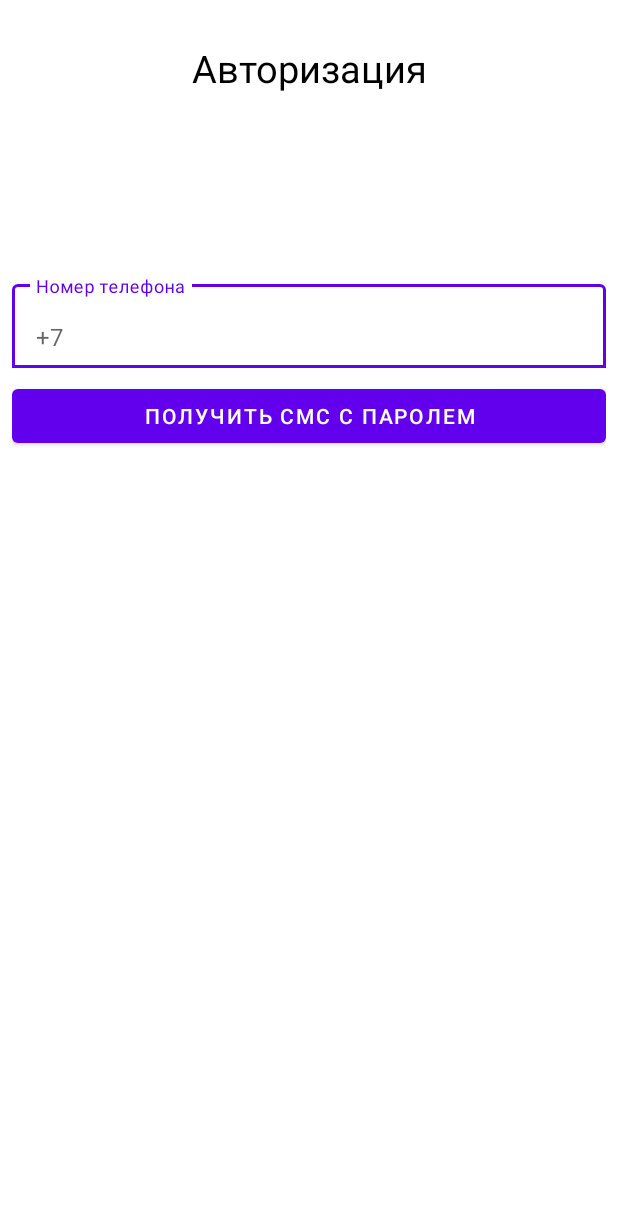
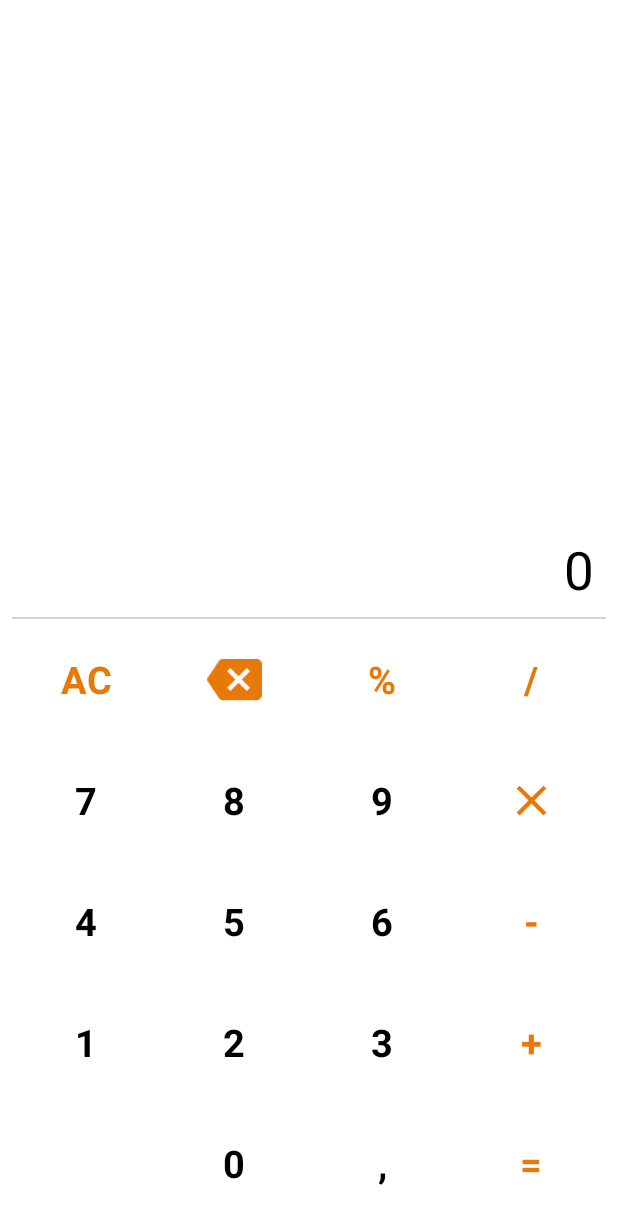
Before and after one commit to MaximT89/SecretApp, an Android app: the screen it shows after launch (MainActivity), on a phone screen of 412 x 824 dp. Shown: the top 1224 px of the screen. Run offline under Robolectric (Android 15) with nearby library versions, the phone set to English and light mode, and no system bars; our stand-ins replace Dagger/Hilt's generated code.

Commit message:
commit all changes

```diff
--- a/app/src/main/java/com/second/world/secretapp/core/navigation/Destinations.kt
+++ b/app/src/main/java/com/second/world/secretapp/core/navigation/Destinations.kt
@@ -3,8 +3,8 @@ package com.second.world.secretapp.core.navigation
 import com.second.world.secretapp.R
 
 enum class Destinations(val id : Int) {
-    SPLASH_TO_MAIN(R.id.action_splashFragment_to_mainFragment),
-    SPLASH_TO_AUTH(R.id.action_splashFragment_to_authFragment),
+    CALCULATOR_TO_AUTH(R.id.action_calculatorFragment_to_authFragment),
+    CALCULATOR_TO_MAIN(R.id.action_calculatorFragment_to_mainFragment),
 
     MAIN_TO_AUTH(R.id.action_mainFragment_to_authFragment),
 
--- a/app/src/main/java/com/second/world/secretapp/data/app/local/AppPrefs.kt
+++ b/app/src/main/java/com/second/world/secretapp/data/app/local/AppPrefs.kt
@@ -5,11 +5,17 @@ import com.second.world.secretapp.core.extension.editMe
 import com.second.world.secretapp.core.extension.put
 import javax.inject.Inject
 
-class AppPrefs @Inject constructor(private val basePref : BaseSharedPreferences) {
+class AppPrefs @Inject constructor(private val basePref: BaseSharedPreferences) {
 
     companion object {
         const val USER_IS_AUTH = "user_is_auth"
         const val DEFAULT_USER_IS_AUTH = false
+
+        const val USER_IS_SECRET_PIN = "user_is_secret_pin"
+        const val DEFAULT_USER_IS_SECRET_PIN = false
+
+        const val USER_SECRET_PIN = "user_secret_pin"
+        const val DEFAULT_USER_SECRET_PIN = 555
     }
 
     fun loadUserIsAuth() =
@@ -22,4 +28,24 @@ class AppPrefs @Inject constructor(private val basePref : BaseSharedPreferences)
         basePref.defaultPref().editMe { it.put(USER_IS_AUTH to value) }
     }
 
+    fun loadUserIsSecretPin() =
+        basePref.defaultPref().getBoolean(
+            USER_IS_SECRET_PIN,
+            DEFAULT_USER_IS_SECRET_PIN
+        )
+
+    fun saveUserIsSecretPin(value: Boolean) {
+        basePref.defaultPref().editMe { it.put(USER_IS_SECRET_PIN to value) }
+    }
+
+    fun loadUserSecretPin() =
+        basePref.defaultPref().getInt(
+            USER_SECRET_PIN,
+            DEFAULT_USER_SECRET_PIN
+        )
+
+    fun saveUserSecretPin(value: Int) {
+        basePref.defaultPref().editMe { it.put(USER_SECRET_PIN to value) }
+    }
+
 }
--- a/app/src/main/java/com/second/world/secretapp/data/auth/remote/AuthRemoteDataSource.kt
+++ b/app/src/main/java/com/second/world/secretapp/data/auth/remote/AuthRemoteDataSource.kt
@@ -11,9 +11,9 @@ class AuthRemoteDataSource @Inject constructor(
     private val responseWrapper: ResponseWrapper,
 ) {
 
-    suspend fun getSms() : BaseResult<ResponseAuth, Failure> =
-        responseWrapper.handleResponse {
-            api.getSms()
-        }
+//    suspend fun getSms() : BaseResult<ResponseAuth, Failure> =
+//        responseWrapper.handleResponse {
+//            api.getSms()
+//        }
 
 }
--- a/app/src/main/java/com/second/world/secretapp/data/auth/remote/AuthService.kt
+++ b/app/src/main/java/com/second/world/secretapp/data/auth/remote/AuthService.kt
@@ -7,6 +7,6 @@ import retrofit2.http.POST
 interface AuthService {
 
     // TODO: добавить запрос
-    @POST()
-    suspend fun getSms() : Response<ResponseAuth>
+//    @POST()
+//    suspend fun getSms() : Response<ResponseAuth>
 }
--- a/app/src/main/java/com/second/world/secretapp/data/auth/repository/AuthRepository.kt
+++ b/app/src/main/java/com/second/world/secretapp/data/auth/repository/AuthRepository.kt
@@ -8,9 +8,9 @@ import javax.inject.Inject
 
 class AuthRepository @Inject constructor(private val remoteDataSource: AuthRemoteDataSource) {
 
-    suspend fun getSms(phoneNumber : String) : BaseResult<ResponseAuth, Failure> {
-        return remoteDataSource.getSms()
-    }
+//    suspend fun getSms(phoneNumber : String) : BaseResult<ResponseAuth, Failure> {
+//        return remoteDataSource.getSms()
+//    }
 
 
 }
--- a/app/src/main/java/com/second/world/secretapp/ui/screens/auth_screen/AuthFragment.kt
+++ b/app/src/main/java/com/second/world/secretapp/ui/screens/auth_screen/AuthFragment.kt
@@ -2,8 +2,6 @@ package com.second.world.secretapp.ui.screens.auth_screen
 
 import androidx.fragment.app.viewModels
 import com.second.world.secretapp.core.bases.BaseFragment
-import com.second.world.secretapp.core.extension.click
-import com.second.world.secretapp.core.extension.log
 import com.second.world.secretapp.databinding.FragmentAuthBinding
 import dagger.hilt.android.AndroidEntryPoint
 import ru.tinkoff.decoro.MaskImpl
@@ -17,8 +15,6 @@ class AuthFragment : BaseFragment<FragmentAuthBinding, AuthViewModel>(FragmentAu
 
     override fun initView() = with(binding){
 
-        requireActivity().title = "Авторизация"
-
 //        btnToMain.click{
 //            log(phoneEditText.text.toString().filter { it.isDigit() })
 //        }
@@ -30,5 +26,23 @@ class AuthFragment : BaseFragment<FragmentAuthBinding, AuthViewModel>(FragmentAu
 
     override fun initObservers() {
 
+//        viewModel.authState.observe { state ->
+//            when(state){
+//                is AuthState.Error -> {
+//
+//                }
+//                AuthState.Loading -> {
+//
+//                }
+//                is AuthState.NoInternet -> {
+//
+//                }
+//                is AuthState.SuccessAuth -> {
+//
+//                }
+//
+//                else -> {}
+//            }
+//        }
     }
 }
--- a/app/src/main/java/com/second/world/secretapp/ui/screens/auth_screen/AuthViewModel.kt
+++ b/app/src/main/java/com/second/world/secretapp/ui/screens/auth_screen/AuthViewModel.kt
@@ -9,41 +9,41 @@ import com.second.world.secretapp.core.bases.Dispatchers
 import com.second.world.secretapp.data.auth.remote.model.ResponseAuth
 import com.second.world.secretapp.data.auth.repository.AuthRepository
 import dagger.hilt.android.lifecycle.HiltViewModel
-import kotlinx.coroutines.launch
 import javax.inject.Inject
 
 @HiltViewModel
 class AuthViewModel @Inject constructor(
     private val repository: AuthRepository,
-    private val dispatchers: Dispatchers
+    private val dispatchers: Dispatchers,
 ) : BaseViewModel() {
 
     private var _authState = MutableLiveData<AuthState>()
-    val authStat : LiveData<AuthState> = _authState
+    val authState: LiveData<AuthState> = _authState
 
-    fun getSms(phone : String) {
-        dispatchers.launchBackground(viewModelScope){
-            when(val result = repository.getSms(phone)){
-                is BaseResult.Error -> {
-                    if (result.err.code == 1) getSms(phone)
-                    else if (result.err.code != 0)
-                        _authState.postValue(AuthState.Error(result.err.message))
-                    else
-                        _authState.postValue(AuthState.NoInternet(result.err.message))
-                }
-                is BaseResult.Success -> _authState.postValue(
-                    AuthState.Success(
-                        result.data
-                    )
-                )
-            }
-        }
-    }
+//    fun getSms(phone: String) {
+//        dispatchers.launchBackground(viewModelScope) {
+//            when (val result = repository.getSms(phone)) {
+//                is BaseResult.Error -> {
+//                    if (result.err.code == 1) getSms(phone)
+//                    else if (result.err.code != 0)
+//                        _authState.postValue(AuthState.Error(result.err.message))
+//                    else
+//                        _authState.postValue(AuthState.NoInternet(result.err.message))
+//                }
+//                is BaseResult.Success -> _authState.postValue(
+//                    AuthState.SuccessGetSms(
+//                        result.data
+//                    )
+//                )
+//            }
+//        }
+//    }
 }
 
 sealed class AuthState {
-    class Success(val data : ResponseAuth) : AuthState()
-    class Error(val massageError : String) : AuthState()
-    class NoInternet(val massageError : String) : AuthState()
+    class SuccessGetSms(val data: ResponseAuth) : AuthState()
+    object SuccessAuth : AuthState()
+    class Error(val massageError: String) : AuthState()
+    class NoInternet(val massageError: String) : AuthState()
     object Loading : AuthState()
 }
--- /dev/null
+++ b/app/src/main/java/com/second/world/secretapp/ui/screens/calculator_screen/CalculatorFragment.kt
@@ -0,0 +1,60 @@
+package com.second.world.secretapp.ui.screens.calculator_screen
+
+import androidx.fragment.app.viewModels
+import com.second.world.secretapp.core.bases.BaseFragment
+import com.second.world.secretapp.core.extension.click
+import com.second.world.secretapp.databinding.FragmentCalculatorBinding
+import dagger.hilt.android.AndroidEntryPoint
+
+@AndroidEntryPoint
+class CalculatorFragment  : BaseFragment<FragmentCalculatorBinding,
+        CalculatorViewModel>(FragmentCalculatorBinding::inflate) {
+
+    override val viewModel: CalculatorViewModel by viewModels()
+
+    override fun initView() = with(binding){
+
+        clear.click {  }
+
+        backspace.click {  }
+
+        percent.click {  }
+
+        division.click {  }
+
+        multiply.click {  }
+
+        minus.click {  }
+
+        plus.click {  }
+
+        equal.click {  }
+
+        comma.click {  }
+
+        btn0.click {  }
+
+        btn1.click {  }
+
+        btn2.click {  }
+
+        btn3.click {  }
+
+        btn4.click {  }
+
+        btn5.click {  }
+
+        btn6.click {  }
+
+        btn7.click {  }
+
+        btn8.click {  }
+
+        btn9.click {  }
+
+    }
+
+    override fun initObservers() {
+        viewModel.destination.observe { destination -> navigateTo(destination) }
+    }
+}
--- /dev/null
+++ b/app/src/main/java/com/second/world/secretapp/ui/screens/calculator_screen/CalculatorViewModel.kt
@@ -0,0 +1,48 @@
+package com.second.world.secretapp.ui.screens.calculator_screen
+
+import androidx.lifecycle.LiveData
+import androidx.lifecycle.MutableLiveData
+import com.second.world.secretapp.core.bases.BaseViewModel
+import com.second.world.secretapp.core.navigation.Destinations
+import com.second.world.secretapp.data.app.local.AppPrefs
+import dagger.hilt.android.lifecycle.HiltViewModel
+import javax.inject.Inject
+
+@HiltViewModel
+class CalculatorViewModel @Inject constructor(private val appPrefs: AppPrefs) : BaseViewModel() {
+
+    // core
+    private val _secretPin = MutableLiveData<Int>()
+    private val _isAuth = MutableLiveData<Boolean>()
+    private val _destination = MutableLiveData<Int>()
+    val destination: LiveData<Int> = _destination
+
+    // calculator
+    private val _currentNumber = MutableLiveData<String>()
+    val currentNumber: LiveData<String> = _currentNumber
+
+    init {
+        checkUserIsAuth()
+        loadSecretPin()
+    }
+
+    // core methods
+    private fun checkUserIsAuth() {
+        _isAuth.value = appPrefs.loadUserIsAuth()
+    }
+
+    /**
+     * Берем секретный пин из префов и вставляем его в локальную переменную для дальней сверки
+     */
+    private fun loadSecretPin() {
+        _secretPin.value = appPrefs.loadUserSecretPin()
+    }
+
+    fun checkSecretPin(value: Int) {
+        if (value == _secretPin.value) {
+            _destination.value =
+                if (_isAuth.value == true) Destinations.CALCULATOR_TO_MAIN.id
+                else Destinations.CALCULATOR_TO_AUTH.id
+        }
+    }
+}
--- a/app/src/main/java/com/second/world/secretapp/ui/screens/splash_screen/SplashFragment.kt
+++ /dev/null
@@ -1,23 +0,0 @@
-package com.second.world.secretapp.ui.screens.splash_screen
-
-import androidx.fragment.app.viewModels
-import com.second.world.secretapp.core.bases.BaseFragment
-import com.second.world.secretapp.core.extension.click
-import com.second.world.secretapp.core.navigation.Destinations
-import com.second.world.secretapp.databinding.FragmentSplashBinding
-import dagger.hilt.android.AndroidEntryPoint
-
-@AndroidEntryPoint
-class SplashFragment :
-    BaseFragment<FragmentSplashBinding, SplashViewModel>(FragmentSplashBinding::inflate) {
-    override val viewModel: SplashViewModel by viewModels()
-
-    override fun initView()  {}
-
-    override fun initObservers() {
-        viewModel.isAuth.observe { isAuth ->
-            if (isAuth) navigateTo(Destinations.SPLASH_TO_MAIN.id)
-            else navigateTo(Destinations.SPLASH_TO_AUTH.id)
-        }
-    }
-}
--- a/app/src/main/java/com/second/world/secretapp/ui/screens/splash_screen/SplashViewModel.kt
+++ /dev/null
@@ -1,23 +0,0 @@
-package com.second.world.secretapp.ui.screens.splash_screen
-
-import androidx.lifecycle.LiveData
-import androidx.lifecycle.MutableLiveData
-import com.second.world.secretapp.core.bases.BaseViewModel
-import com.second.world.secretapp.data.app.local.AppPrefs
-import dagger.hilt.android.lifecycle.HiltViewModel
-import javax.inject.Inject
-
-@HiltViewModel
-class SplashViewModel @Inject constructor(private val appPrefs: AppPrefs): BaseViewModel() {
-
-    private var _isAuth = MutableLiveData<Boolean>()
-    val isAuth : LiveData<Boolean> = _isAuth
-
-    init {
-        checkUserIsAuth()
-    }
-
-    private fun checkUserIsAuth() {
-        _isAuth.value = appPrefs.loadUserIsAuth()
-    }
-}
--- /dev/null
+++ b/app/src/main/res/drawable/ic_baseline_backspace_24.xml
@@ -0,0 +1,5 @@
+<vector android:height="24dp" android:tint="#E77A07"
+    android:viewportHeight="24" android:viewportWidth="24"
+    android:width="24dp" xmlns:android="http://schemas.android.com/apk/res/android">
+    <path android:fillColor="@android:color/white" android:pathData="M22,3L7,3c-0.69,0 -1.23,0.35 -1.59,0.88L0,12l5.41,8.11c0.36,0.53 0.9,0.89 1.59,0.89h15c1.1,0 2,-0.9 2,-2L24,5c0,-1.1 -0.9,-2 -2,-2zM19,15.59L17.59,17 14,13.41 10.41,17 9,15.59 12.59,12 9,8.41 10.41,7 14,10.59 17.59,7 19,8.41 15.41,12 19,15.59z"/>
+</vector>
--- /dev/null
+++ b/app/src/main/res/drawable/ic_baseline_close_24.xml
@@ -0,0 +1,5 @@
+<vector android:height="24dp" android:tint="#E77A07"
+    android:viewportHeight="24" android:viewportWidth="24"
+    android:width="24dp" xmlns:android="http://schemas.android.com/apk/res/android">
+    <path android:fillColor="@android:color/white" android:pathData="M19,6.41L17.59,5 12,10.59 6.41,5 5,6.41 10.59,12 5,17.59 6.41,19 12,13.41 17.59,19 19,17.59 13.41,12z"/>
+</vector>
--- /dev/null
+++ b/app/src/main/res/layout/fragment_calculator.xml
@@ -0,0 +1,305 @@
+<?xml version="1.0" encoding="utf-8"?>
+<LinearLayout xmlns:android="http://schemas.android.com/apk/res/android"
+    xmlns:tools="http://schemas.android.com/tools"
+    android:layout_width="match_parent"
+    android:layout_height="match_parent"
+    android:orientation="vertical"
+    android:padding="8dp"
+    tools:context=".ui.screens.calculator_screen.CalculatorFragment">
+
+    <LinearLayout
+        android:layout_width="match_parent"
+        android:layout_height="0dp"
+        android:layout_weight="1"
+
+        android:gravity="bottom"
+        android:orientation="vertical"
+        android:padding="8dp">
+
+        <TextView
+            android:layout_width="match_parent"
+            android:layout_height="wrap_content"
+            android:layout_gravity="end|bottom"
+            android:gravity="end"
+            android:maxLines="1"
+            android:text="0"
+            android:textColor="@color/black"
+            android:textSize="35dp" />
+
+    </LinearLayout>
+
+    <View
+        android:layout_width="match_parent"
+        android:layout_height="1dp"
+        android:background="@color/light_grey" />
+
+    <LinearLayout
+        android:id="@+id/btnsField"
+        android:layout_width="match_parent"
+
+        android:layout_height="0dp"
+        android:layout_weight="1"
+        android:orientation="vertical">
+
+        <LinearLayout
+            android:layout_width="match_parent"
+            android:layout_height="0dp"
+
+            android:layout_weight="1"
+            android:orientation="horizontal">
+
+            <TextView
+                android:id="@+id/clear"
+                android:layout_width="0dp"
+                android:layout_height="match_parent"
+                android:layout_weight="1"
+                android:gravity="center"
+                android:textColor="#E77A07"
+                android:textStyle="bold"
+                android:text="AC"
+                android:textSize="25dp" />
+
+            <ImageView
+                android:id="@+id/backspace"
+                android:layout_width="0dp"
+                android:layout_height="match_parent"
+                android:layout_weight="1"
+                android:gravity="center"
+                android:padding="22dp"
+                android:src="@drawable/ic_baseline_backspace_24"
+                android:text="" />
+
+            <TextView
+                android:id="@+id/percent"
+                android:layout_width="0dp"
+                android:layout_height="match_parent"
+                android:layout_weight="1"
+                android:gravity="center"
+                android:textColor="#E77A07"
+                android:textStyle="bold"
+                android:text="%"
+                android:textSize="25dp" />
+
+            <TextView
+                android:id="@+id/division"
+                android:layout_width="0dp"
+                android:layout_height="match_parent"
+                android:layout_weight="1"
+                android:gravity="center"
+                android:textColor="#E77A07"
+                android:textStyle="bold"
+                android:text="/"
+                android:textSize="25dp" />
+
+        </LinearLayout>
+
+        <LinearLayout
+            android:layout_width="match_parent"
+            android:layout_height="0dp"
+            android:layout_weight="1"
+
+            android:orientation="horizontal">
+
+            <TextView
+                android:id="@+id/btn7"
+                android:layout_width="0dp"
+                android:layout_height="match_parent"
+                android:layout_weight="1"
+                android:gravity="center"
+                android:text="7"
+                android:textStyle="bold"
+                android:textColor="@color/black"
+                android:textSize="25dp" />
+
+            <TextView
+                android:id="@+id/btn8"
+                android:layout_width="0dp"
+                android:layout_height="match_parent"
+                android:layout_weight="1"
+                android:gravity="center"
+                android:text="8"
+                android:textStyle="bold"
+                android:textColor="@color/black"
+                android:textSize="25dp" />
+
+            <TextView
+                android:id="@+id/btn9"
+
+                android:layout_width="0dp"
+                android:layout_height="match_parent"
+                android:layout_weight="1"
+                android:gravity="center"
+                android:text="9"
+                android:textStyle="bold"
+                android:textColor="@color/black"
+                android:textSize="25dp" />
+
+            <ImageView
+                android:id="@+id/multiply"
+                android:layout_width="0dp"
+                android:layout_height="match_parent"
+                android:layout_weight="1"
+                android:gravity="center"
+                android:src="@drawable/ic_baseline_close_24"
+                android:padding="23dp"
+                android:textStyle="bold"
+                 />
+        </LinearLayout>
+
+        <LinearLayout
+            android:layout_width="match_parent"
+            android:layout_height="0dp"
+            android:layout_weight="1"
+            android:orientation="horizontal">
+
+            <TextView
+                android:id="@+id/btn4"
+                android:layout_width="0dp"
+                android:layout_height="match_parent"
+                android:layout_weight="1"
+                android:gravity="center"
+                android:text="4"
+                android:textStyle="bold"
+                android:textColor="@color/black"
+                android:textSize="25dp" />
+
+            <TextView
+                android:id="@+id/btn5"
+                android:layout_width="0dp"
+                android:layout_height="match_parent"
+                android:layout_weight="1"
+                android:gravity="center"
+                android:text="5"
+                android:textStyle="bold"
+                android:textColor="@color/black"
+                android:textSize="25dp" />
+
+            <TextView
+                android:id="@+id/btn6"
+                android:layout_width="0dp"
+                android:layout_height="match_parent"
+                android:layout_weight="1"
+                android:gravity="center"
+                android:text="6"
+                android:textStyle="bold"
+                android:textColor="@color/black"
+                android:textSize="25dp" />
+
+            <TextView
+                android:id="@+id/minus"
+                android:layout_width="0dp"
+                android:layout_height="match_parent"
+                android:layout_weight="1"
+                android:gravity="center"
+                android:text="-"
+                android:textColor="#E77A07"
+                android:textStyle="bold"
+                android:textSize="25dp" />
+        </LinearLayout>
+
+        <LinearLayout
+            android:layout_width="match_parent"
+            android:layout_height="0dp"
+            android:layout_weight="1"
+
+            android:orientation="horizontal">
+
+            <TextView
+                android:id="@+id/btn1"
+                android:layout_width="0dp"
+                android:layout_height="match_parent"
+                android:layout_weight="1"
+                android:gravity="center"
+                android:text="1"
+                android:textStyle="bold"
+                android:textColor="@color/black"
+                android:textSize="25dp" />
+
+            <TextView
+                android:id="@+id/btn2"
+                android:layout_width="0dp"
+                android:layout_height="match_parent"
+                android:layout_weight="1"
+                android:gravity="center"
+                android:text="2"
+                android:textStyle="bold"
+                android:textColor="@color/black"
+                android:textSize="25dp" />
+
+            <TextView
+                android:id="@+id/btn3"
+                android:layout_width="0dp"
+                android:layout_height="match_parent"
+                android:layout_weight="1"
+                android:gravity="center"
+                android:text="3"
+                android:textStyle="bold"
+                android:textColor="@color/black"
+                android:textSize="25dp" />
+
+            <TextView
+                android:id="@+id/plus"
+                android:layout_width="0dp"
+                android:layout_height="match_parent"
+                android:layout_weight="1"
+                android:gravity="center"
+                android:text="+"
+                android:textColor="#E77A07"
+                android:textStyle="bold"
+                android:textSize="25dp" />
+        </LinearLayout>
+
+        <LinearLayout
+            android:layout_width="match_parent"
+            android:layout_height="0dp"
+            android:layout_weight="1"
+            android:orientation="horizontal">
+
+            <TextView
+                android:layout_width="0dp"
+                android:layout_height="match_parent"
+                android:layout_weight="1"
+                android:gravity="center"
+                android:text=""
+                android:textColor="@color/black"
+                android:textSize="20dp" />
+
+            <TextView
+                android:id="@+id/btn0"
+                android:layout_width="0dp"
+                android:layout_height="match_parent"
+                android:layout_weight="1"
+                android:gravity="center"
+                android:text="0"
+                android:textStyle="bold"
+                android:textColor="@color/black"
+                android:textSize="25dp" />
+
+            <TextView
+                android:id="@+id/comma"
+                android:layout_width="0dp"
+                android:layout_height="match_parent"
+                android:layout_weight="1"
+                android:gravity="center"
+                android:text=","
+                android:textStyle="bold"
+                android:textColor="@color/black"
+                android:textSize="25dp" />
+
+            <TextView
+                android:id="@+id/equal"
+                android:layout_width="0dp"
+                android:layout_height="match_parent"
+                android:layout_weight="1"
+                android:gravity="center"
+                android:text="="
+                android:textColor="#E77A07"
+                android:textStyle="bold"
+                android:textSize="25dp" />
+        </LinearLayout>
+
+
+    </LinearLayout>
+
+
+</LinearLayout>
--- a/app/src/main/res/navigation/nav_graph.xml
+++ b/app/src/main/res/navigation/nav_graph.xml
@@ -3,7 +3,7 @@
     xmlns:app="http://schemas.android.com/apk/res-auto"
     xmlns:tools="http://schemas.android.com/tools"
     android:id="@+id/nav_graph.xml"
-    app:startDestination="@id/splashFragment">
+    app:startDestination="@id/calculatorFragment">
 
     <fragment
         android:id="@+id/authFragment"
@@ -28,21 +28,15 @@
             app:popUpToInclusive="true"/>
     </fragment>
     <fragment
-        android:id="@+id/splashFragment"
-        android:name="com.second.world.secretapp.ui.screens.splash_screen.SplashFragment"
-        android:label="fragment_splash"
-        tools:layout="@layout/fragment_splash" >
+        android:id="@+id/calculatorFragment"
+        android:name="com.second.world.secretapp.ui.screens.calculator_screen.CalculatorFragment"
+        android:label="fragment_calculator"
+        tools:layout="@layout/fragment_calculator" >
         <action
-            android:id="@+id/action_splashFragment_to_authFragment"
-            app:destination="@id/authFragment"
-            app:popUpTo="@id/nav_graph.xml"
-            app:popUpToInclusive="true"
-            />
+            android:id="@+id/action_calculatorFragment_to_mainFragment"
+            app:destination="@id/mainFragment" />
         <action
-            android:id="@+id/action_splashFragment_to_mainFragment"
-            app:destination="@id/mainFragment"
-            app:popUpTo="@id/nav_graph.xml"
-            app:popUpToInclusive="true"
-            />
+            android:id="@+id/action_calculatorFragment_to_authFragment"
+            app:destination="@id/authFragment" />
     </fragment>
 </navigation>
```
